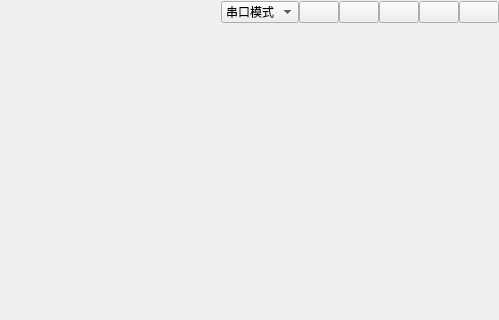
Before: the Qt Designer form ui/mainwidget.ui in Fc-404/mcom, drawn with Qt 5; both pictures show x 541 to 1040 and y 0 to 320 of the 1040 by 782 pixel window.
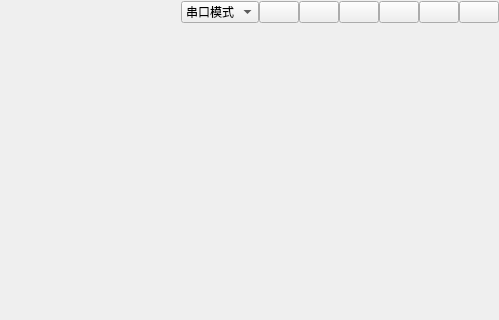
After: the same form once the commit is applied.

The edit to the form file:
```diff
--- a/ui/mainwidget.ui
+++ b/ui/mainwidget.ui
@@ -127,6 +127,13 @@
              </item>
             </widget>
            </item>
+           <item>
+            <widget class="QPushButton" name="header_setting">
+             <property name="text">
+              <string/>
+             </property>
+            </widget>
+           </item>
            <item>
             <widget class="QPushButton" name="header_dark">
              <property name="text">
```
